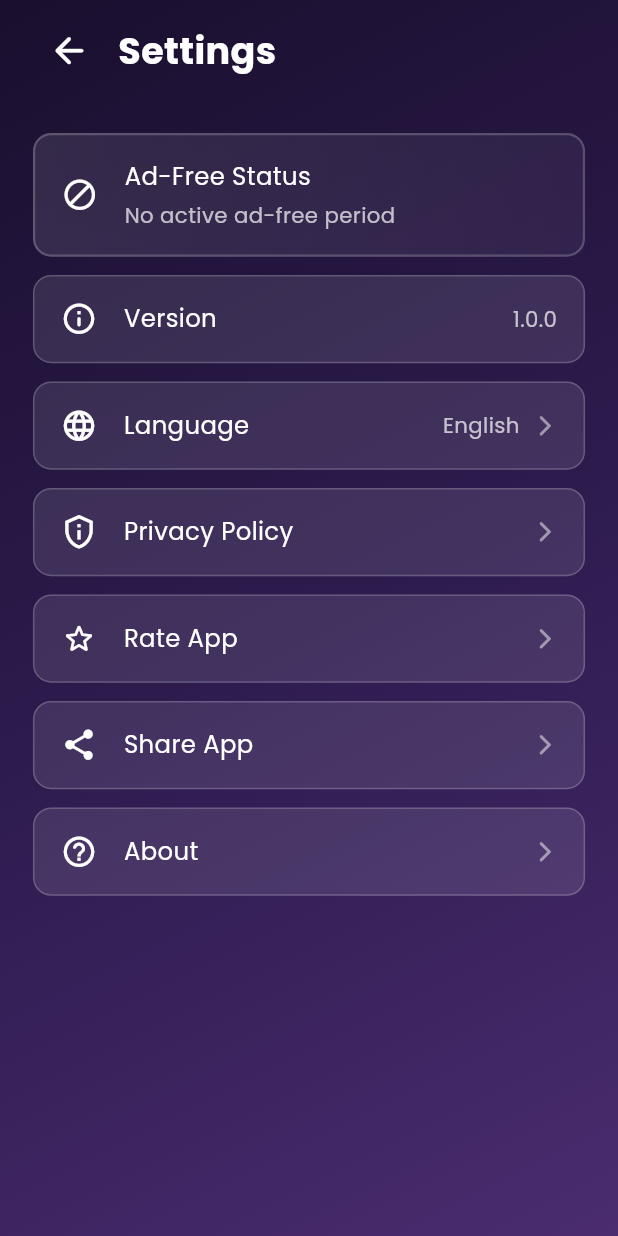
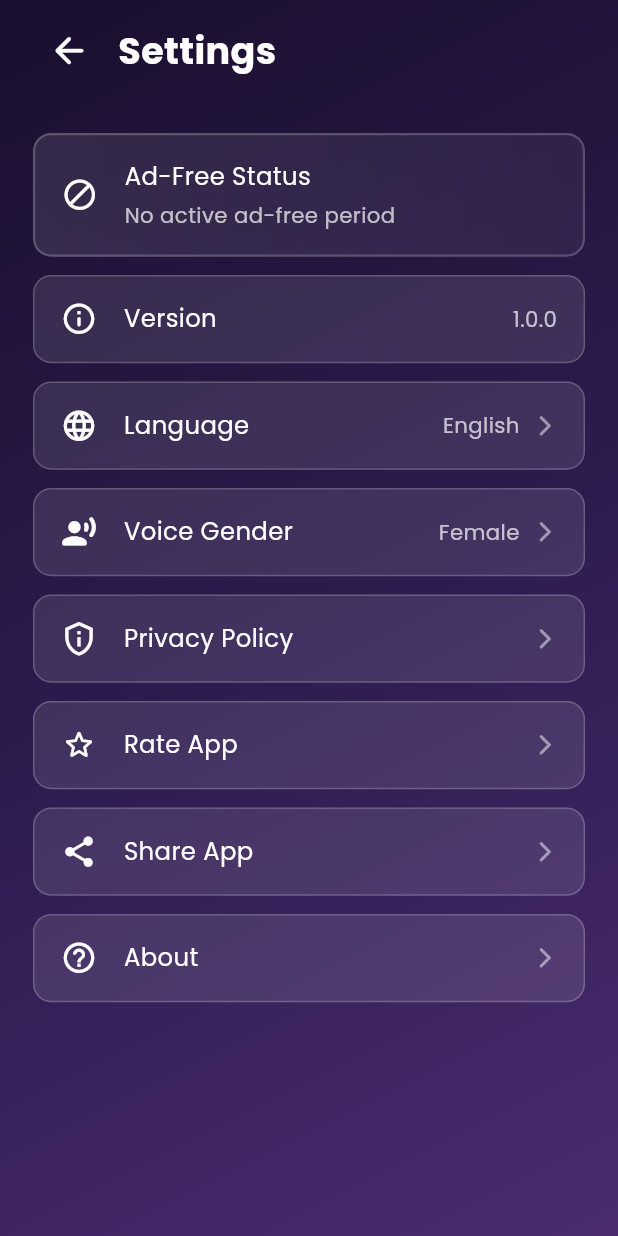
Before and after one commit to punitDT/mood_shift_ai, a Flutter app: the SettingsView screen opened by its route, on a phone screen of 412 x 824 dp. Run offline on Flutter 3.47's test engine with Material 3 defaults, Android fonts, the phone set to English and light mode, and no system bars; our stand-ins replace audioplayers, confetti, convert, firebase_analytics, firebase_core, firebase_remote_config and 11 more; accounts and stored records are empty; network calls fail; statements that could not run were skipped.

Commit message:
working gender selection

```diff
--- a/lib/app/modules/settings/settings_controller.dart
+++ b/lib/app/modules/settings/settings_controller.dart
@@ -10,6 +10,7 @@ class SettingsController extends GetxController {
 
   final appVersion = ''.obs;
   final selectedLanguage = 'English'.obs;
+  final selectedVoiceGender = 'Female'.obs;
 
   final languages = [
     {'code': 'en', 'country': 'US', 'name': 'english'},
@@ -27,6 +28,7 @@ class SettingsController extends GetxController {
     super.onInit();
     _loadAppVersion();
     _loadCurrentLanguage();
+    _loadCurrentVoiceGender();
   }
 
   Future<void> _loadAppVersion() async {
@@ -41,6 +43,11 @@ class SettingsController extends GetxController {
       orElse: () => languages[0],
     );
     selectedLanguage.value = lang['name']!.tr;
+  }
+
+  void _loadCurrentVoiceGender() {
+    final currentGender = _storage.getVoiceGender();
+    selectedVoiceGender.value = currentGender == 'male' ? 'male'.tr : 'female'.tr;
   }
 
   void showLanguageSelector() {
@@ -76,6 +83,57 @@ class SettingsController extends GetxController {
     _storage.setLocale(code, country);
     Get.updateLocale(Locale(code, country));
     selectedLanguage.value = name.tr;
+  }
+
+  void showVoiceGenderSelector() {
+    Get.dialog(
+      AlertDialog(
+        title: Text('voice_gender'.tr),
+        content: SizedBox(
+          width: double.maxFinite,
+          child: Column(
+            mainAxisSize: MainAxisSize.min,
+            children: [
+              ListTile(
+                leading: const Icon(Icons.male, color: Colors.blue),
+                title: Text('male'.tr),
+                onTap: () {
+                  Get.back(); // Close dialog first
+                  _changeVoiceGender('male');
+                },
+              ),
+              ListTile(
+                leading: const Icon(Icons.female, color: Colors.pink),
+                title: Text('female'.tr),
+                onTap: () {
+                  Get.back(); // Close dialog first
+                  _changeVoiceGender('female');
+                },
+              ),
+            ],
+          ),
+        ),
+      ),
+    );
+  }
+
+  void _changeVoiceGender(String gender) {
+    _storage.setVoiceGender(gender);
+    selectedVoiceGender.value = gender.tr;
+
+    // Show snackbar with descriptive message
+    final message = gender == 'male'
+        ? 'voice_changed_to_male'.tr
+        : 'voice_changed_to_female'.tr;
+
+    Get.snackbar(
+      'voice_gender'.tr,
+      message,
+      backgroundColor: Colors.deepPurple.withOpacity(0.9),
+      colorText: Colors.white,
+      duration: const Duration(seconds: 3),
+      snackPosition: SnackPosition.BOTTOM,
+    );
   }
 
   Future<void> openPrivacyPolicy() async {
--- a/lib/app/modules/settings/settings_view.dart
+++ b/lib/app/modules/settings/settings_view.dart
@@ -76,6 +76,32 @@ class SettingsView extends GetView<SettingsController> {
                         ],
                       ),
                       onTap: controller.showLanguageSelector,
+                    ),
+
+                    SizedBox(height: 12.h),
+
+                    _buildSettingItem(
+                      icon: Icons.record_voice_over_rounded,
+                      title: 'voice_gender'.tr,
+                      trailing: Row(
+                        mainAxisSize: MainAxisSize.min,
+                        children: [
+                          Obx(() => Text(
+                                controller.selectedVoiceGender.value,
+                                style: TextStyle(
+                                  fontSize: 14.sp,
+                                  color: Colors.white.withOpacity(0.7),
+                                ),
+                              )),
+                          SizedBox(width: 8.w),
+                          Icon(
+                            Icons.arrow_forward_ios_rounded,
+                            size: 16.sp,
+                            color: Colors.white.withOpacity(0.5),
+                          ),
+                        ],
+                      ),
+                      onTap: controller.showVoiceGenderSelector,
                     ),
 
                     SizedBox(height: 12.h),
--- a/lib/app/services/polly_tts_service.dart
+++ b/lib/app/services/polly_tts_service.dart
@@ -1,6 +1,7 @@
 import 'dart:convert';
 import 'dart:io';
 import 'package:get/get.dart';
+import 'package:get_storage/get_storage.dart';
 import 'package:flutter_tts/flutter_tts.dart';
 import 'package:http/http.dart' as http;
 import 'package:crypto/crypto.dart';
@@ -100,8 +101,9 @@ class PollyTTSService extends GetxService {
     await stop();
 
     final languageCode = _storage.getLanguageCode();
+    final gender = _storage.getVoiceGender();
     final isGolden = _storage.hasGoldenVoice();
-    final cacheKey = _getCacheKey(text, languageCode, style, isGolden: isGolden);
+    final cacheKey = _getCacheKey(text, languageCode, style, gender: gender, isGolden: isGolden);
     final cachedFile = await _getCachedAudio(cacheKey);
 
     // Try to use cached audio first
@@ -138,7 +140,8 @@ class PollyTTSService extends GetxService {
     await stop();
 
     final languageCode = _storage.getLanguageCode();
-    final cacheKey = _getCacheKey(text, languageCode, style, isStronger: true);
+    final gender = _storage.getVoiceGender();
+    final cacheKey = _getCacheKey(text, languageCode, style, gender: gender, isStronger: true);
     final cachedFile = await _getCachedAudio(cacheKey);
 
     // Try to use cached audio first
@@ -394,28 +397,22 @@ class PollyTTSService extends GetxService {
 
   String _pad(int n) => n.toString().padLeft(2, '0');
 
-  String _getPollyVoice(String languageCode) {
-    // Use premium Golden Voice if active
-    if (_storage.hasGoldenVoice()) {
-      switch (languageCode) {
-        case 'en': return 'Matthew'; // Premium male voice
-        case 'hi': return 'Aditi';
-        case 'es': return 'Lucia';
-        default: return 'Matthew';
-      }
-    }
+  String _getPollyVoice(String lang) {
+    final String gender = GetStorage().read('voice_gender') ?? 'female';
 
-    // Standard Neural voices
-    switch (languageCode) {
-      case 'en': return 'Joanna';
-      case 'hi': return 'Aditi';
-      case 'es': return 'Conchita';
-      case 'fr': return 'Lea';
-      case 'de': return 'Vicki';
-      case 'ja': return 'Mizuki';
-      case 'zh': return 'Zhiyu';
-      default: return 'Joanna';
-    }
+    // Amazon Polly Neural voice IDs (not locale-prefixed)
+    final Map<String, Map<String, String>> voices = {
+      "en": {"male": "Matthew",   "female": "Joanna"},
+      "hi": {"male": "Aditi",     "female": "Aditi"},  // Hindi only has Aditi
+      "es": {"male": "Enrique",   "female": "Conchita"},
+      "zh": {"male": "Zhiyu",     "female": "Zhiyu"},  // Chinese only has Zhiyu
+      "fr": {"male": "Mathieu",   "female": "Celine"},
+      "de": {"male": "Hans",      "female": "Marlene"},
+      "ar": {"male": "Zeina",     "female": "Zeina"},  // Arabic only has Zeina
+      "ja": {"male": "Takumi",    "female": "Mizuki"},
+    };
+
+    return voices[lang]?[gender] ?? (gender == "male" ? "Matthew" : "Joanna");
   }
 
   String _buildSSML(String text, {Map<String, String>? prosody}) {
@@ -466,9 +463,9 @@ class PollyTTSService extends GetxService {
         .replaceAll("'", '&apos;');
   }
 
-  String _getCacheKey(String text, String languageCode, MoodStyle style, {bool isStronger = false, bool isGolden = false}) {
+  String _getCacheKey(String text, String languageCode, MoodStyle style, {String gender = 'female', bool isStronger = false, bool isGolden = false}) {
     final modifier = isStronger ? '-stronger' : (isGolden ? '-golden' : '');
-    final combined = '$text-$languageCode-${style.toString()}$modifier';
+    final combined = '$text-$languageCode-${style.toString()}-$gender$modifier';
     return sha256.convert(utf8.encode(combined)).toString();
   }
 
--- a/lib/app/services/storage_service.dart
+++ b/lib/app/services/storage_service.dart
@@ -24,6 +24,15 @@ class StorageService extends GetxService {
 
   String getLanguageCode() {
     return _box.read('language_code') ?? 'en';
+  }
+
+  // Voice Gender
+  String getVoiceGender() {
+    return _box.read('voice_gender') ?? 'female';
+  }
+
+  void setVoiceGender(String gender) {
+    _box.write('voice_gender', gender);
   }
 
   // ========== NEW STREAK SYSTEM ==========
--- a/lib/app/translations/ar_sa.dart
+++ b/lib/app/translations/ar_sa.dart
@@ -25,6 +25,11 @@ const Map<String, String> arSA = {
   'version': 'الإصدار',
   'language': 'اللغة',
   'select_language': 'اختر اللغة',
+  'voice_gender': 'جنس الصوت',
+  'male': 'ذكر',
+  'female': 'أنثى',
+  'voice_changed_to_male': 'تم تغيير الصوت إلى ذكر (أب حنون / مدرب متحمس)',
+  'voice_changed_to_female': 'تم تغيير الصوت إلى أنثى (جدة لطيفة / مشجعة)',
   'privacy_policy': 'سياسة الخصوصية',
   'rate_app': 'قيم التطبيق',
   'share_app': 'شارك التطبيق',
--- a/lib/app/translations/de_de.dart
+++ b/lib/app/translations/de_de.dart
@@ -25,6 +25,11 @@ const Map<String, String> deDE = {
   'version': 'Version',
   'language': 'Sprache',
   'select_language': 'Sprache auswählen',
+  'voice_gender': 'Stimmengeschlecht',
+  'male': 'Männlich',
+  'female': 'Weiblich',
+  'voice_changed_to_male': 'Stimme geändert zu Männlich (fürsorglicher Vater / Motivationstrainer)',
+  'voice_changed_to_female': 'Stimme geändert zu Weiblich (sanfte Oma / Cheerleaderin)',
   'privacy_policy': 'Datenschutzrichtlinie',
   'rate_app': 'App bewerten',
   'share_app': 'App teilen',
--- a/lib/app/translations/en_us.dart
+++ b/lib/app/translations/en_us.dart
@@ -33,6 +33,11 @@ const Map<String, String> enUS = {
   'version': 'Version',
   'language': 'Language',
   'select_language': 'Select Language',
+  'voice_gender': 'Voice Gender',
+  'male': 'Male',
+  'female': 'Female',
+  'voice_changed_to_male': 'Voice changed to Male (caring dad / hype coach)',
+  'voice_changed_to_female': 'Voice changed to Female (gentle grandma / cheerleader)',
   'privacy_policy': 'Privacy Policy',
   'rate_app': 'Rate App',
   'share_app': 'Share App',
--- a/lib/app/translations/es_es.dart
+++ b/lib/app/translations/es_es.dart
@@ -25,6 +25,11 @@ const Map<String, String> esES = {
   'version': 'Versión',
   'language': 'Idioma',
   'select_language': 'Seleccionar idioma',
+  'voice_gender': 'Género de Voz',
+  'male': 'Masculino',
+  'female': 'Femenino',
+  'voice_changed_to_male': 'Voz cambiada a Masculino (papá cariñoso / entrenador motivador)',
+  'voice_changed_to_female': 'Voz cambiada a Femenino (abuela gentil / animadora)',
   'privacy_policy': 'Política de privacidad',
   'rate_app': 'Calificar aplicación',
   'share_app': 'Compartir aplicación',
--- a/lib/app/translations/fr_fr.dart
+++ b/lib/app/translations/fr_fr.dart
@@ -25,6 +25,11 @@ const Map<String, String> frFR = {
   'version': 'Version',
   'language': 'Langue',
   'select_language': 'Sélectionner la langue',
+  'voice_gender': 'Genre de Voix',
+  'male': 'Masculin',
+  'female': 'Féminin',
+  'voice_changed_to_male': 'Voix changée en Masculin (papa attentionné / coach motivant)',
+  'voice_changed_to_female': 'Voix changée en Féminin (grand-mère douce / pom-pom girl)',
   'privacy_policy': 'Politique de confidentialité',
   'rate_app': 'Évaluer l\'application',
   'share_app': 'Partager l\'application',
--- a/lib/app/translations/hi_in.dart
+++ b/lib/app/translations/hi_in.dart
@@ -33,6 +33,11 @@ const Map<String, String> hiIN = {
   'version': 'संस्करण',
   'language': 'भाषा',
   'select_language': 'भाषा चुनें',
+  'voice_gender': 'आवाज़ लिंग',
+  'male': 'पुरुष',
+  'female': 'महिला',
+  'voice_changed_to_male': 'आवाज़ बदलकर पुरुष (देखभाल करने वाले पिता / हाइप कोच)',
+  'voice_changed_to_female': 'आवाज़ बदलकर महिला (कोमल दादी / चीयरलीडर)',
   'privacy_policy': 'गोपनीयता नीति',
   'rate_app': 'ऐप को रेट करें',
   'share_app': 'ऐप शेयर करें',
--- a/lib/app/translations/ja_jp.dart
+++ b/lib/app/translations/ja_jp.dart
@@ -25,6 +25,11 @@ const Map<String, String> jaJP = {
   'version': 'バージョン',
   'language': '言語',
   'select_language': '言語を選択',
+  'voice_gender': '音声の性別',
+  'male': '男性',
+  'female': '女性',
+  'voice_changed_to_male': '音声を男性に変更しました（優しいお父さん / 熱血コーチ）',
+  'voice_changed_to_female': '音声を女性に変更しました（優しいおばあちゃん / チアリーダー）',
   'privacy_policy': 'プライバシーポリシー',
   'rate_app': 'アプリを評価',
   'share_app': 'アプリを共有',
--- a/lib/app/translations/zh_cn.dart
+++ b/lib/app/translations/zh_cn.dart
@@ -25,6 +25,11 @@ const Map<String, String> zhCN = {
   'version': '版本',
   'language': '语言',
   'select_language': '选择语言',
+  'voice_gender': '语音性别',
+  'male': '男性',
+  'female': '女性',
+  'voice_changed_to_male': '语音已更改为男性（关怀的父亲 / 激励教练）',
+  'voice_changed_to_female': '语音已更改为女性（温柔的奶奶 / 啦啦队长）',
   'privacy_policy': '隐私政策',
   'rate_app': '评价应用',
   'share_app': '分享应用',
```
Also changed, not shown: lib/app/services/groq_llm_service.dart (+31 -47 lines).
